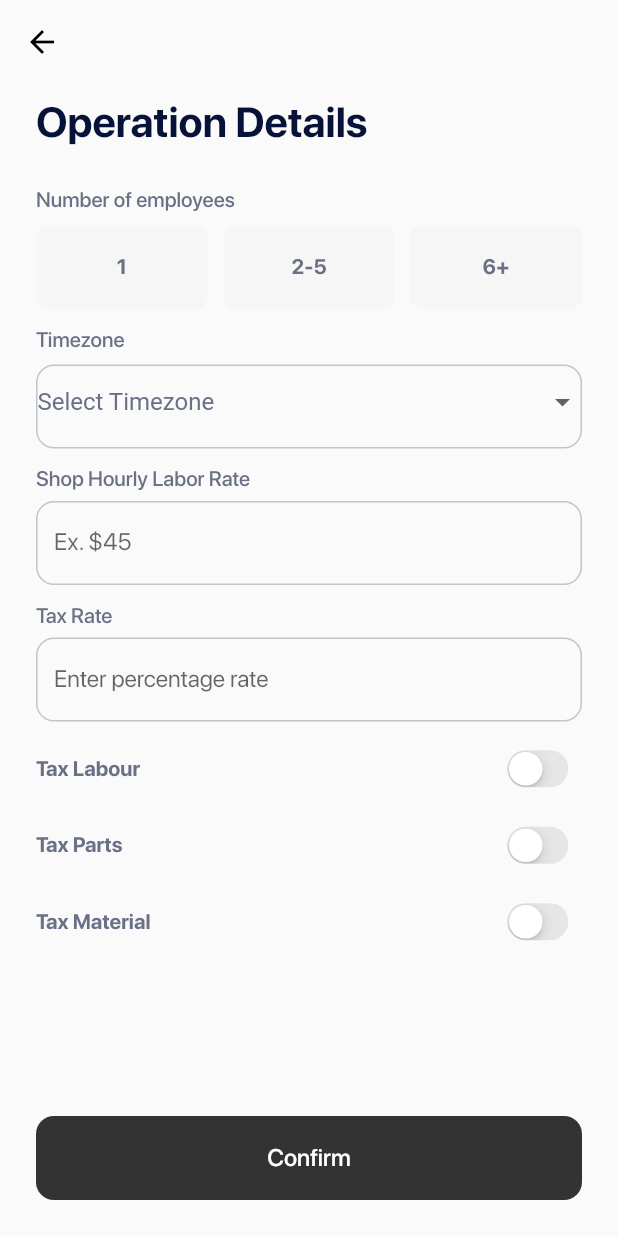
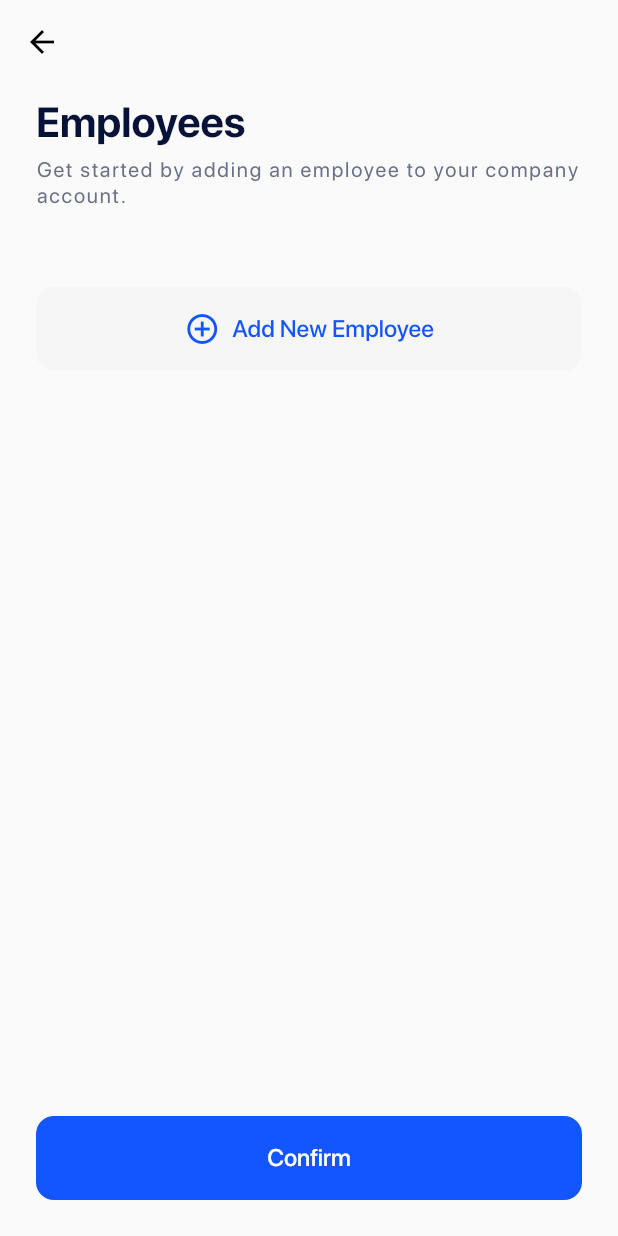
Before and after one commit to packiyaraj-zaigo/AutoPilot, a Flutter app: the AddCompanyScreen screen opened directly, after a tap on "Step 3. Employees", on a phone screen of 412 x 824 dp. Run offline on Flutter 3.47's test engine with Material 2 defaults, Android fonts, the phone set to English and light mode, and no system bars; our stand-ins replace bloc, csc_picker, equatable, flutter_bloc, flutter_svg, pin_code_fields and 3 more; missing offline and left inert: alphabet_scroll_view, country_data, fl_country_code_picker, mobile_scanner; accounts and stored records are empty; statements that could not run were skipped.

Commit message:
employee add in signup added

```diff
--- a/lib/Screens/add_company_details.dart
+++ b/lib/Screens/add_company_details.dart
@@ -1,3 +1,4 @@
+import 'package:auto_pilot/Screens/create_employee_screen.dart';
 import 'package:auto_pilot/utils/app_colors.dart';
 import 'package:country_data/country_data.dart';
 import 'package:csc_picker/csc_picker.dart';
@@ -83,7 +84,7 @@ class _AddCompanyDetailsScreenState extends State<AddCompanyDetailsScreen> {
                       width: MediaQuery.of(context).size.width,
                       decoration: BoxDecoration(
                         borderRadius: BorderRadius.circular(12),
-                        color: Color(0xff333333),
+                        color: AppColors.primaryColors,
 
                       ),
                       child: const Text("Confirm",
@@ -94,7 +95,7 @@ class _AddCompanyDetailsScreenState extends State<AddCompanyDetailsScreen> {
                       ),),
                     ),
       ) ,
-      body: SingleChildScrollView(child: widget.widgetIndex==0?basicDetailsWidget(): operationDetailsWidget()),
+      body: SingleChildScrollView(child: widget.widgetIndex==0?basicDetailsWidget():widget.widgetIndex==1? operationDetailsWidget():addEmployeeWidget()),
 
     );
   }
@@ -678,6 +679,72 @@ Widget stateDropDown() {
   }
 
 
+  // add employee widget
+
+  addEmployeeWidget(){
+    return Padding(
+      padding: const EdgeInsets.only(left:24.0,right:24,bottom:24,top:8),
+      child: Column(
+        crossAxisAlignment: CrossAxisAlignment.start,
+        children: [
+            const Text("Employees",style: TextStyle(
+                    color: AppColors.primaryTitleColor,
+                    fontSize: 28,
+                    fontWeight: FontWeight.w600
+                  ),),
+
+                      const Padding(
+                        padding:  EdgeInsets.only(top:8.0),
+                        child:  Text("Get started by adding an employee to your company account.",style: TextStyle(
+                                          color: AppColors.greyText,
+                                          fontSize: 14,
+                                          letterSpacing: 1.2,
+                                          fontWeight: FontWeight.w400
+                                        ),),
+                      ),
+
+                      Padding(
+                        padding: const EdgeInsets.only(top:52.0),
+                        child: GestureDetector(
+                          onTap: (){
+                            Navigator.of(context).push(MaterialPageRoute(builder: (context) {
+                              return CreateEmployeeScreen();
+                            },));
+                          },
+                          child: Container(
+                          height: 56,
+                          alignment: Alignment.center,
+                          width: MediaQuery.of(context).size.width,
+                          decoration: BoxDecoration(
+                            borderRadius: BorderRadius.circular(12),
+                            color: Color(0xffF6F6F6),
+
+                          ),
+                          child: const Row(
+                            mainAxisAlignment: MainAxisAlignment.center,
+                            children: [
+                              Icon(Icons.add_circle_outline,
+                              color: AppColors.primaryColors,),
+                               Padding(
+                                 padding: EdgeInsets.only(left:8.0),
+                                 child: Text("Add New Employee",
+                                                           style: TextStyle(
+                                  fontSize: 16,
+                                  fontWeight: FontWeight.w500,
+                                  color: AppColors.primaryColors
+                                                           ),),
+                               ),
+                            ],
+                          ),
+                                            ),
+                        ),
+                      ),
+        ],
+      ),
+    );
+  }
+
+
 
 
 
--- a/lib/Screens/add_company_screen.dart
+++ b/lib/Screens/add_company_screen.dart
@@ -53,7 +53,7 @@ class _AddCompanyScreenState extends State<AddCompanyScreen> {
                       width: MediaQuery.of(context).size.width,
                       decoration: BoxDecoration(
                         borderRadius: BorderRadius.circular(12),
-                        color: Color(0xff333333),
+                        color: AppColors.primaryColors,
 
                       ),
                       child: const Text("Confirm",
```
